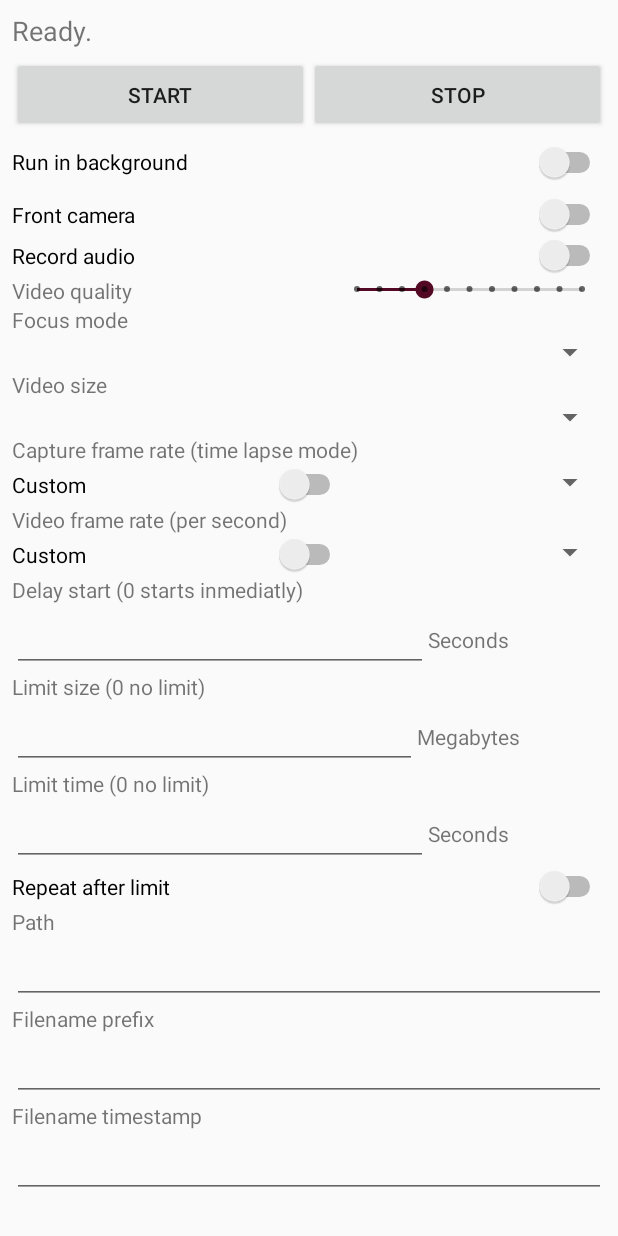
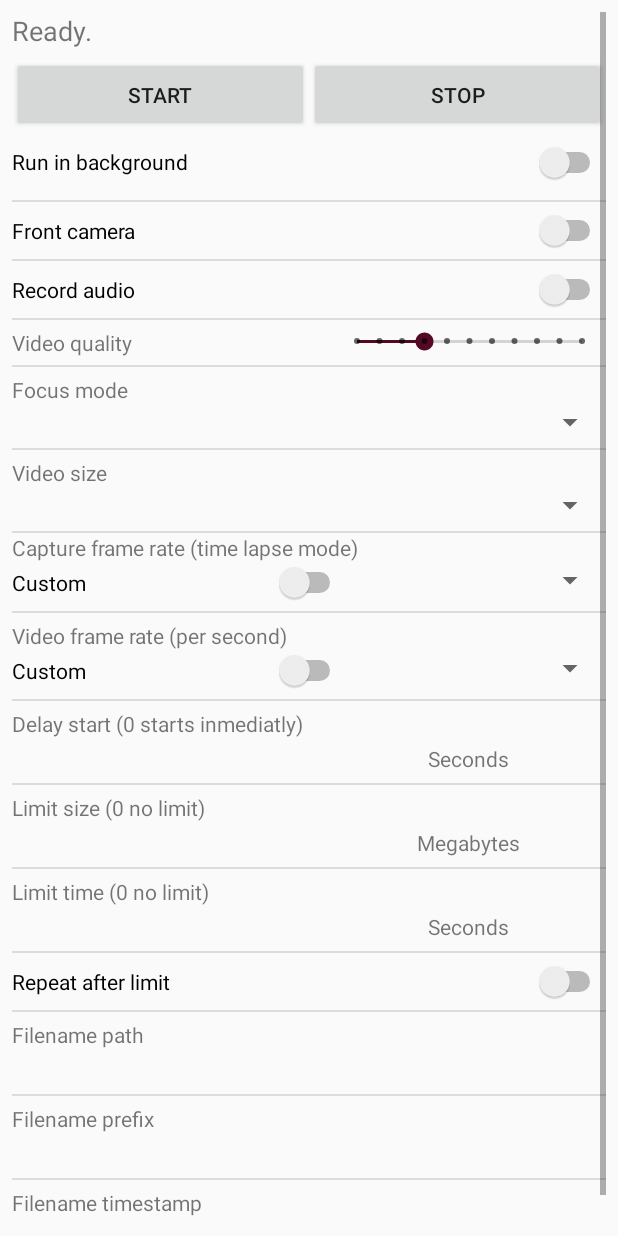
Before and after one commit to fedecris/gapcap, an Android app: the layout activity_main.xml on its own in the app's theme, with its tools: preview values and no code run, on a phone screen of 412 x 824 dp. Run offline under Robolectric (Android 15) with nearby library versions, the phone set to English and light mode, and no system bars.

Commit message:
Separadores visuales

```diff
--- a/app/src/main/res/layout/activity_main.xml
+++ b/app/src/main/res/layout/activity_main.xml
@@ -74,16 +74,13 @@
                 android:height="40dp"
                 android:text="Run in background" />
 
-            <FrameLayout
-                android:id="@+id/frameLayout_preview"
+            <View
+                android:id="@+id/divider4"
                 android:layout_width="match_parent"
-                android:layout_height="1dp">
-
-                <SurfaceView
-                    android:id="@+id/surfaceView1"
-                    android:layout_width="match_parent"
-                    android:layout_height="match_parent" />
-            </FrameLayout>
+                android:layout_height="1dp"
+                android:layout_marginTop="@dimen/HorizontalDividerSeparation"
+                android:layout_marginBottom="@dimen/HorizontalDividerSeparation"
+                android:background="?android:attr/listDivider" />
 
             <Switch
                 android:id="@+id/switch_frontalCamera"
@@ -91,11 +88,27 @@
                 android:layout_height="wrap_content"
                 android:text="Front camera" />
 
+            <View
+                android:id="@+id/divider6"
+                android:layout_width="match_parent"
+                android:layout_height="1dp"
+                android:layout_marginTop="@dimen/HorizontalDividerSeparation"
+                android:layout_marginBottom="@dimen/HorizontalDividerSeparation"
+                android:background="?android:attr/listDivider" />
+
             <Switch
                 android:id="@+id/switch_audio"
                 android:layout_width="match_parent"
                 android:layout_height="wrap_content"
                 android:text="Record audio" />
+
+            <View
+                android:id="@+id/divider7"
+                android:layout_width="match_parent"
+                android:layout_height="1dp"
+                android:layout_marginTop="@dimen/HorizontalDividerSeparation"
+                android:layout_marginBottom="@dimen/HorizontalDividerSeparation"
+                android:background="?android:attr/listDivider" />
 
             <LinearLayout
                 android:layout_width="match_parent"
@@ -119,6 +132,14 @@
                     android:progress="3" />
             </LinearLayout>
 
+            <View
+                android:id="@+id/divider9"
+                android:layout_width="match_parent"
+                android:layout_height="1dp"
+                android:layout_marginTop="@dimen/HorizontalDividerSeparation"
+                android:layout_marginBottom="@dimen/HorizontalDividerSeparation"
+                android:background="?android:attr/listDivider" />
+
             <TextView
                 android:id="@+id/Focus_TextView"
                 android:layout_width="match_parent"
@@ -130,6 +151,14 @@
                 android:layout_width="match_parent"
                 android:layout_height="wrap_content" />
 
+            <View
+                android:id="@+id/divider5"
+                android:layout_width="match_parent"
+                android:layout_height="1dp"
+                android:layout_marginTop="@dimen/HorizontalDividerSeparation"
+                android:layout_marginBottom="@dimen/HorizontalDividerSeparation"
+                android:background="?android:attr/listDivider" />
+
             <TextView
                 android:id="@+id/videoSizetextView"
                 android:layout_width="match_parent"
@@ -140,6 +169,13 @@
                 android:id="@+id/spinner_videoSize"
                 android:layout_width="match_parent"
                 android:layout_height="wrap_content" />
+
+            <View
+                android:id="@+id/divider8"
+                android:layout_width="match_parent"
+                android:layout_height="1dp"
+                android:layout_marginTop="@dimen/HorizontalDividerSeparation"
+                android:background="?android:attr/listDivider" />
 
             <TextView
                 android:id="@+id/captureFrameRateTextView"
@@ -168,6 +204,14 @@
 
             </LinearLayout>
 
+            <View
+                android:id="@+id/divider"
+                android:layout_width="match_parent"
+                android:layout_height="1dp"
+                android:layout_marginTop="@dimen/HorizontalDividerSeparation"
+                android:layout_marginBottom="@dimen/HorizontalDividerSeparation"
+                android:background="?android:attr/listDivider" />
+
             <TextView
                 android:id="@+id/videoFrameRateTextView"
                 android:layout_width="match_parent"
@@ -194,6 +238,14 @@
                     android:layout_weight="1" />
             </LinearLayout>
 
+            <View
+                android:id="@+id/divider2"
+                android:layout_width="match_parent"
+                android:layout_height="1dp"
+                android:layout_marginTop="@dimen/HorizontalDividerSeparation"
+                android:layout_marginBottom="@dimen/HorizontalDividerSeparation"
+                android:background="?android:attr/listDivider" />
+
             <TextView
                 android:id="@+id/delayStartTextView"
                 android:layout_width="match_parent"
@@ -210,6 +262,7 @@
                     android:layout_width="wrap_content"
                     android:layout_height="wrap_content"
                     android:layout_weight="1"
+                    android:background="@android:color/transparent"
                     android:ems="10"
                     android:inputType="number" />
 
@@ -220,6 +273,14 @@
                     android:layout_weight="1"
                     android:text="Seconds" />
             </LinearLayout>
+
+            <View
+                android:id="@+id/divider10"
+                android:layout_width="match_parent"
+                android:layout_height="1dp"
+                android:layout_marginTop="@dimen/HorizontalDividerSeparation"
+                android:layout_marginBottom="@dimen/HorizontalDividerSeparation"
+                android:background="?android:attr/listDivider" />
 
             <TextView
                 android:id="@+id/lmitSize_textView"
@@ -237,6 +298,7 @@
                     android:layout_width="wrap_content"
                     android:layout_height="wrap_content"
                     android:layout_weight="1"
+                    android:background="@android:color/transparent"
                     android:ems="10"
                     android:inputType="number" />
 
@@ -247,6 +309,14 @@
                     android:layout_weight="1"
                     android:text="Megabytes" />
             </LinearLayout>
+
+            <View
+                android:id="@+id/divider11"
+                android:layout_width="match_parent"
+                android:layout_height="1dp"
+                android:layout_marginTop="@dimen/HorizontalDividerSeparation"
+                android:layout_marginBottom="@dimen/HorizontalDividerSeparation"
+                android:background="?android:attr/listDivider" />
 
             <TextView
                 android:id="@+id/limitTime_textView"
@@ -264,6 +334,7 @@
                     android:layout_width="wrap_content"
                     android:layout_height="wrap_content"
                     android:layout_weight="1"
+                    android:background="@android:color/transparent"
                     android:ems="10"
                     android:inputType="number" />
 
@@ -275,17 +346,33 @@
                     android:text="Seconds" />
             </LinearLayout>
 
+            <View
+                android:id="@+id/divider12"
+                android:layout_width="match_parent"
+                android:layout_height="1dp"
+                android:layout_marginTop="@dimen/HorizontalDividerSeparation"
+                android:layout_marginBottom="@dimen/HorizontalDividerSeparation"
+                android:background="?android:attr/listDivider" />
+
             <Switch
                 android:id="@+id/switch_repeatAtLimit"
                 android:layout_width="match_parent"
                 android:layout_height="wrap_content"
                 android:text="Repeat after limit" />
 
+            <View
+                android:id="@+id/divider3"
+                android:layout_width="match_parent"
+                android:layout_height="1dp"
+                android:layout_marginTop="@dimen/HorizontalDividerSeparation"
+                android:layout_marginBottom="@dimen/HorizontalDividerSeparation"
+                android:background="?android:attr/listDivider" />
+
             <TextView
                 android:id="@+id/PathView"
                 android:layout_width="match_parent"
                 android:layout_height="wrap_content"
-                android:text="Path" />
+                android:text="Filename path" />
 
             <EditText
                 android:id="@+id/editText_path"
@@ -293,9 +380,18 @@
                 android:layout_height="wrap_content"
                 android:height="50dp"
                 android:autofillHints=""
+                android:background="@android:color/transparent"
                 android:ems="10"
                 android:inputType="textPersonName"
                 tools:targetApi="o" />
+
+            <View
+                android:id="@+id/divider13"
+                android:layout_width="match_parent"
+                android:layout_height="1dp"
+                android:layout_marginTop="@dimen/HorizontalDividerSeparation"
+                android:layout_marginBottom="@dimen/HorizontalDividerSeparation"
+                android:background="?android:attr/listDivider" />
 
             <TextView
                 android:id="@+id/FilePrefixView"
@@ -307,8 +403,17 @@
                 android:id="@+id/editText_filePrefix"
                 android:layout_width="match_parent"
                 android:layout_height="wrap_content"
+                android:background="@android:color/transparent"
                 android:ems="10"
                 android:inputType="textPersonName" />
+
+            <View
+                android:id="@+id/divider14"
+                android:layout_width="match_parent"
+                android:layout_height="1dp"
+                android:layout_marginTop="@dimen/HorizontalDividerSeparation"
+                android:layout_marginBottom="@dimen/HorizontalDividerSeparation"
+                android:background="?android:attr/listDivider" />
 
             <TextView
                 android:id="@+id/FilenameTimeStamptextView"
@@ -320,6 +425,7 @@
                 android:id="@+id/editText_filenameTimestamp"
                 android:layout_width="match_parent"
                 android:layout_height="wrap_content"
+                android:background="@android:color/transparent"
                 android:ems="10"
                 android:inputType="textPersonName" />
 
--- /dev/null
+++ b/app/src/main/res/values/dimens.xml
@@ -0,0 +1,4 @@
+<?xml version="1.0" encoding="utf-8"?>
+<resources>
+    <dimen name="HorizontalDividerSeparation">5dp</dimen>
+</resources>
```
